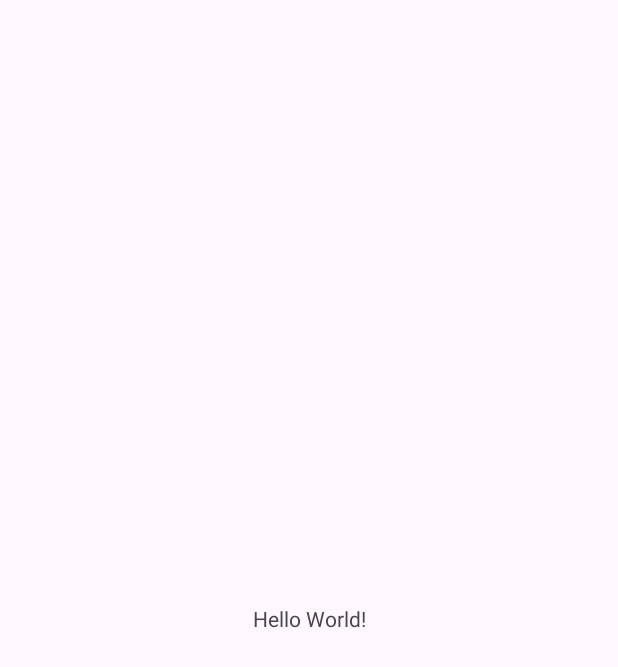
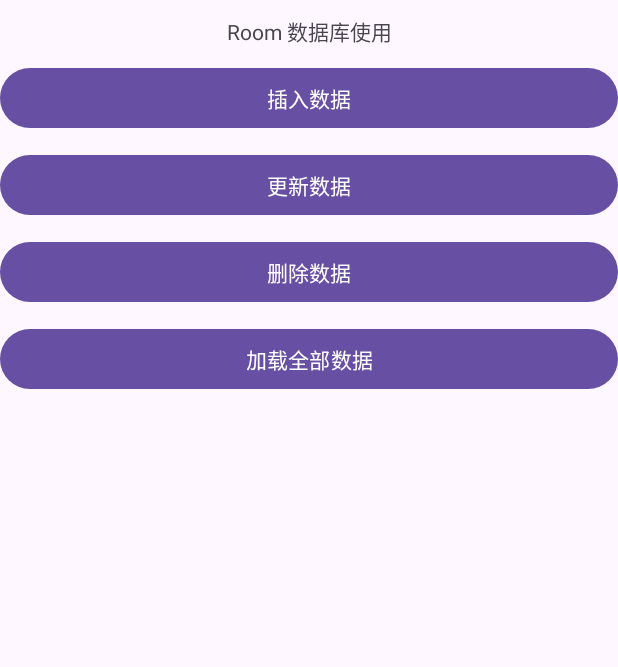
Before and after one commit to wjianchen13/RoomDemoDb, an Android app: the screen it shows after launch (MainActivity), on a phone screen of 412 x 824 dp. Before the commit the part shown is almost empty. Shown: the top 667 px of the screen. Run offline under Robolectric (Android 15) with nearby library versions, the phone set to English and light mode, and no system bars; our stand-ins replace Room's generated code.

Commit message:
Room数据库的基础使用

```diff
--- a/app/build.gradle
+++ b/app/build.gradle
@@ -1,6 +1,7 @@
 plugins {
     alias(libs.plugins.android.application)
     alias(libs.plugins.kotlin.android)
+    id("org.jetbrains.kotlin.kapt")
 }
 
 android {
@@ -42,4 +43,7 @@ dependencies {
     testImplementation libs.junit
     androidTestImplementation libs.androidx.junit
     androidTestImplementation libs.androidx.espresso.core
+
+    implementation "androidx.room:room-runtime:2.6.1"
+    kapt "androidx.room:room-compiler:2.6.1"
 }
--- /dev/null
+++ b/app/src/main/java/com/example/roomdemodb/AppDatabase.kt
@@ -0,0 +1,46 @@
+package com.example.roomdemodb
+
+import android.content.Context
+import androidx.room.Database
+import androidx.room.Room
+import androidx.room.RoomDatabase
+import androidx.room.migration.Migration
+import androidx.sqlite.db.SupportSQLiteDatabase
+
+@Database(version = 3, entities = [User::class, Book::class],exportSchema = false)
+abstract class AppDatabase : RoomDatabase() {
+
+    abstract fun userDao(): UserDao
+
+    abstract fun bookDao(): BookDao
+
+    companion object {
+
+        private val MIGRATION_1_2 = object : Migration(1, 2) {
+            override fun migrate(database: SupportSQLiteDatabase) {
+                database.execSQL("create table Book (id integer primary key autoincrement not null, name text not null, pages integer not null)")
+            }
+        }
+
+        private val MIGRATION_2_3 = object : Migration(2, 3) {
+            override fun migrate(database: SupportSQLiteDatabase) {
+                database.execSQL("alter table Book add column author text not null default 'unknown'")
+            }
+        }
+
+        private var instance: AppDatabase? = null
+
+        @Synchronized
+        fun getDatabase(context: Context): AppDatabase {
+            instance?.let {
+                return it
+            }
+            return Room.databaseBuilder(context.applicationContext, AppDatabase::class.java, "app_database")
+                .addMigrations(MIGRATION_1_2, MIGRATION_2_3)
+                .build().apply {
+                instance = this
+            }
+        }
+    }
+
+}
--- /dev/null
+++ b/app/src/main/java/com/example/roomdemodb/Book.kt
@@ -0,0 +1,12 @@
+package com.example.roomdemodb
+
+import androidx.room.Entity
+import androidx.room.PrimaryKey
+
+@Entity
+data class Book(var name: String, var pages: Int, var author: String) {
+
+    @PrimaryKey(autoGenerate = true)
+    var id = 0L
+
+}
--- /dev/null
+++ b/app/src/main/java/com/example/roomdemodb/BookDao.kt
@@ -0,0 +1,16 @@
+package com.example.roomdemodb
+
+import androidx.room.Dao
+import androidx.room.Insert
+import androidx.room.Query
+
+@Dao
+interface BookDao {
+
+    @Insert
+    fun insertBook(book: Book): Long
+
+    @Query("select * from Book")
+    fun loadAllBooks(): List<Book>
+
+}
--- a/app/src/main/java/com/example/roomdemodb/MainActivity.kt
+++ b/app/src/main/java/com/example/roomdemodb/MainActivity.kt
@@ -1,12 +1,20 @@
 package com.example.roomdemodb
 
 import android.os.Bundle
+import android.util.Log
+import android.view.View
 import androidx.activity.enableEdgeToEdge
 import androidx.appcompat.app.AppCompatActivity
 import androidx.core.view.ViewCompat
 import androidx.core.view.WindowInsetsCompat
+import kotlin.concurrent.thread
 
 class MainActivity : AppCompatActivity() {
+
+    private lateinit var user1: User
+    private lateinit var userDao: UserDao
+    private lateinit var user2: User
+
     override fun onCreate(savedInstanceState: Bundle?) {
         super.onCreate(savedInstanceState)
         enableEdgeToEdge()
@@ -16,5 +24,50 @@ class MainActivity : AppCompatActivity() {
             v.setPadding(systemBars.left, systemBars.top, systemBars.right, systemBars.bottom)
             insets
         }
+        userDao = AppDatabase.getDatabase(this).userDao()
+        user1 = User("Tom", "Brady", 40)
+        user2 = User("Tom", "Hanks", 63)
     }
+
+    /**
+     * 插入数据
+     */
+    fun onTest1(v: View) {
+        thread {
+            user1.id = userDao.insertUser(user1)
+            user2.id = userDao.insertUser(user2)
+        }
+    }
+
+    /**
+     * 更新数据
+     */
+    fun onTest2(v: View) {
+        thread {
+            user1.age = 42
+            userDao.updateUser(user1)
+        }
+    }
+
+    /**
+     * 删除数据
+     */
+    fun onTest3(v: View) {
+        thread {
+            userDao.deleteUserByLastName("Hanks")
+        }
+
+    }
+
+    /**
+     * 加载全部数据
+     */
+    fun onTest4(v: View) {
+        thread {
+            for (user in userDao.loadAllUsers()) {
+                Log.d("MainActivity", user.toString())
+            }
+        }
+    }
+
 }
--- /dev/null
+++ b/app/src/main/java/com/example/roomdemodb/User.kt
@@ -0,0 +1,12 @@
+package com.example.roomdemodb
+
+import androidx.room.Entity
+import androidx.room.PrimaryKey
+
+@Entity
+data class User(var firstName: String, var lastName: String, var age: Int) {
+
+    @PrimaryKey(autoGenerate = true)
+    var id: Long = 0
+
+}
--- /dev/null
+++ b/app/src/main/java/com/example/roomdemodb/UserDao.kt
@@ -0,0 +1,26 @@
+package com.example.roomdemodb
+
+import androidx.room.*
+
+@Dao
+interface UserDao {
+
+    @Insert
+    fun insertUser(user: User): Long
+
+    @Update
+    fun updateUser(newUser: User)
+
+    @Query("select * from User")
+    fun loadAllUsers(): List<User>
+
+    @Query("select * from User where age > :age")
+    fun loadUsersOlderThan(age: Int): List<User>
+
+    @Delete
+    fun deleteUser(user: User)
+
+    @Query("delete from User where lastName = :lastName")
+    fun deleteUserByLastName(lastName: String): Int
+
+}
--- a/app/src/main/res/layout/activity_main.xml
+++ b/app/src/main/res/layout/activity_main.xml
@@ -1,19 +1,50 @@
 <?xml version="1.0" encoding="utf-8"?>
-<androidx.constraintlayout.widget.ConstraintLayout xmlns:android="http://schemas.android.com/apk/res/android"
+<LinearLayout xmlns:android="http://schemas.android.com/apk/res/android"
     xmlns:app="http://schemas.android.com/apk/res-auto"
     xmlns:tools="http://schemas.android.com/tools"
     android:id="@+id/main"
     android:layout_width="match_parent"
     android:layout_height="match_parent"
+    android:orientation="vertical"
     tools:context=".MainActivity">
 
     <TextView
-        android:layout_width="wrap_content"
+        android:layout_width="match_parent"
         android:layout_height="wrap_content"
-        android:text="Hello World!"
-        app:layout_constraintBottom_toBottomOf="parent"
-        app:layout_constraintEnd_toEndOf="parent"
-        app:layout_constraintStart_toStartOf="parent"
-        app:layout_constraintTop_toTopOf="parent" />
+        android:layout_marginTop="10dp"
+        android:gravity="center"
+        android:text="Room 数据库使用" />
 
-</androidx.constraintlayout.widget.ConstraintLayout>
+    <Button
+        android:layout_width="match_parent"
+        android:layout_height="wrap_content"
+        android:layout_marginTop="10dp"
+        android:gravity="center"
+        android:onClick="onTest1"
+        android:text="插入数据" />
+
+    <Button
+        android:layout_width="match_parent"
+        android:layout_height="wrap_content"
+        android:layout_marginTop="10dp"
+        android:gravity="center"
+        android:onClick="onTest2"
+        android:text="更新数据" />
+
+    <Button
+        android:layout_width="match_parent"
+        android:layout_height="wrap_content"
+        android:layout_marginTop="10dp"
+        android:gravity="center"
+        android:onClick="onTest3"
+        android:text="删除数据" />
+
+    <Button
+        android:layout_width="match_parent"
+        android:layout_height="wrap_content"
+        android:layout_marginTop="10dp"
+        android:gravity="center"
+        android:onClick="onTest4"
+        android:text="加载全部数据" />
+
+</LinearLayout>
```
Also changed, not shown: gradle/libs.versions.toml (line endings or trailing spaces), 2 other files.
